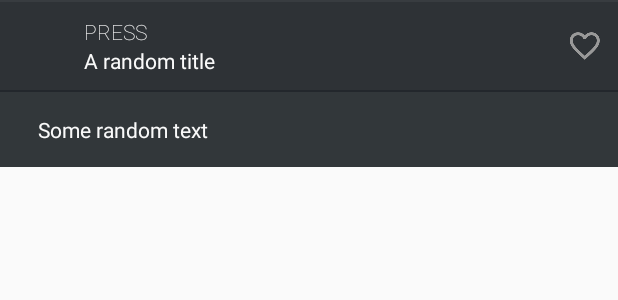
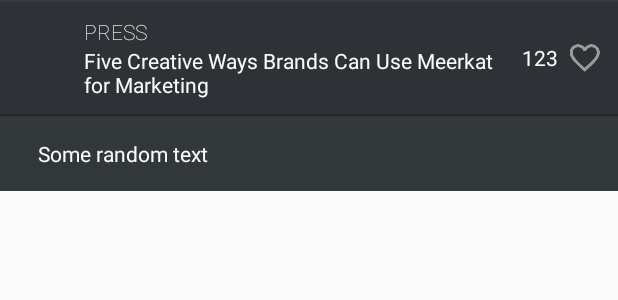
Before and after one commit to jamesnocentini/GrowthHackersReader, an Android app: the layout item_article.xml on its own in the app's theme, with its tools: preview values and no code run, on a phone screen of 412 x 824 dp. Shown: the top 300 px of the screen. Run offline under Robolectric (Android 15) with nearby library versions, the light colour scheme and no system bars.

Commit message:
add likes counter and animations

```diff
--- a/android/app/src/main/res/layout/item_article.xml
+++ b/android/app/src/main/res/layout/item_article.xml
@@ -45,14 +45,40 @@
             <TextView
                 android:layout_width="wrap_content"
                 android:layout_height="wrap_content"
-                android:layout_marginRight="16dp"
+                android:layout_marginRight="70dp"
                 android:layout_weight="1"
                 android:id="@+id/labelTitle"
-                android:text="A random title"
+                android:text="Five Creative Ways Brands Can Use Meerkat for Marketing"
                 android:textColor="@color/background_material_light"/>
 
         </LinearLayout>
 
+        <TextSwitcher
+            android:id="@+id/tsLikesCounter"
+            android:layout_width="wrap_content"
+            android:layout_height="wrap_content"
+            android:layout_marginLeft="8dp"
+            android:layout_marginRight="30dp"
+            android:layout_alignRight="@+id/buttonLike"
+            android:layout_centerVertical="true"
+            android:inAnimation="@anim/slide_in_likes_counter"
+            android:outAnimation="@anim/slide_out_likes_counter">
+
+            <TextView
+                android:layout_width="30dp"
+                android:layout_height="wrap_content"
+                android:text="123"
+                android:gravity="right"
+                android:textAlignment="gravity"
+                android:textColor="@color/background_material_light" />
+
+            <TextView
+                android:layout_width="30dp"
+                android:layout_height="wrap_content"
+                android:gravity="right"
+                android:textAlignment="gravity"
+                android:textColor="@color/background_material_light"/>
+        </TextSwitcher>
 
         <ImageButton
             android:id="@+id/buttonLike"
```
Also changed, not shown: android/app/src/main/java/com/workshop/growthhackersreader/Article.java (+28 -5 lines), android/app/src/main/java/com/workshop/growthhackersreader/ArticleViewHolder.java (+7 -0 lines), android/app/src/main/java/com/workshop/growthhackersreader/FeedAdapter.java (+88 -7 lines), android/app/src/main/res/drawable-hdpi/ic_person_outline_grey600_24dp.png (added), android/app/src/main/res/drawable-mdpi/ic_person_outline_grey600_24dp.png (added), android/app/src/main/res/drawable-xhdpi/ic_person_outline_grey600_24dp.png (added), android/app/src/main/res/drawable-xxhdpi/ic_person_outline_grey600_24dp.png (added).
